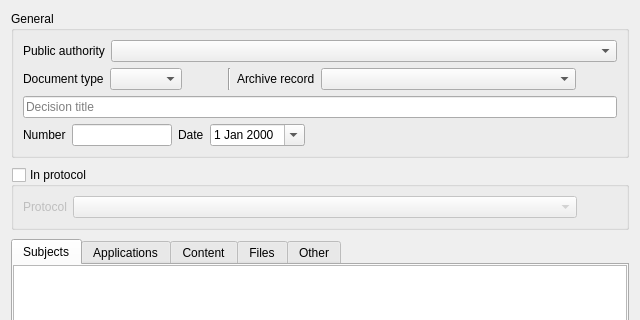
The window that dialogs/decisionbasedialog.ui (caxapyk/pa-decision) describes before a commit, drawn with Qt 5; both pictures show x 0 to 640 and y 0 to 320 of the 640 by 532 pixel window.
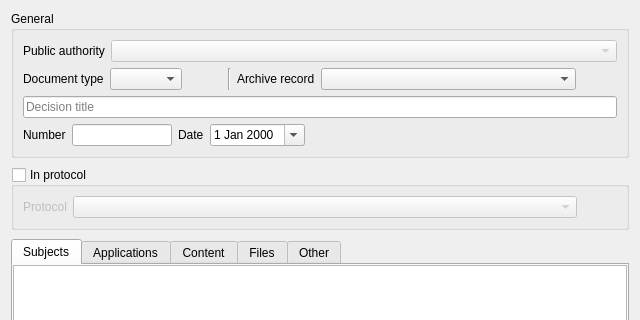
The same window after the commit. Icons and pictures are not drawn.

Commit message: deciision dialog refactoring

```diff
--- a/dialogs/decisionbasedialog.ui
+++ b/dialogs/decisionbasedialog.ui
@@ -47,6 +47,9 @@
         </item>
         <item>
          <widget class="QComboBox" name="cB_authority">
+          <property name="enabled">
+           <bool>false</bool>
+          </property>
           <property name="sizePolicy">
            <sizepolicy hsizetype="Expanding" vsizetype="Fixed">
             <horstretch>0</horstretch>
```
The commit also changes 3 other files.
